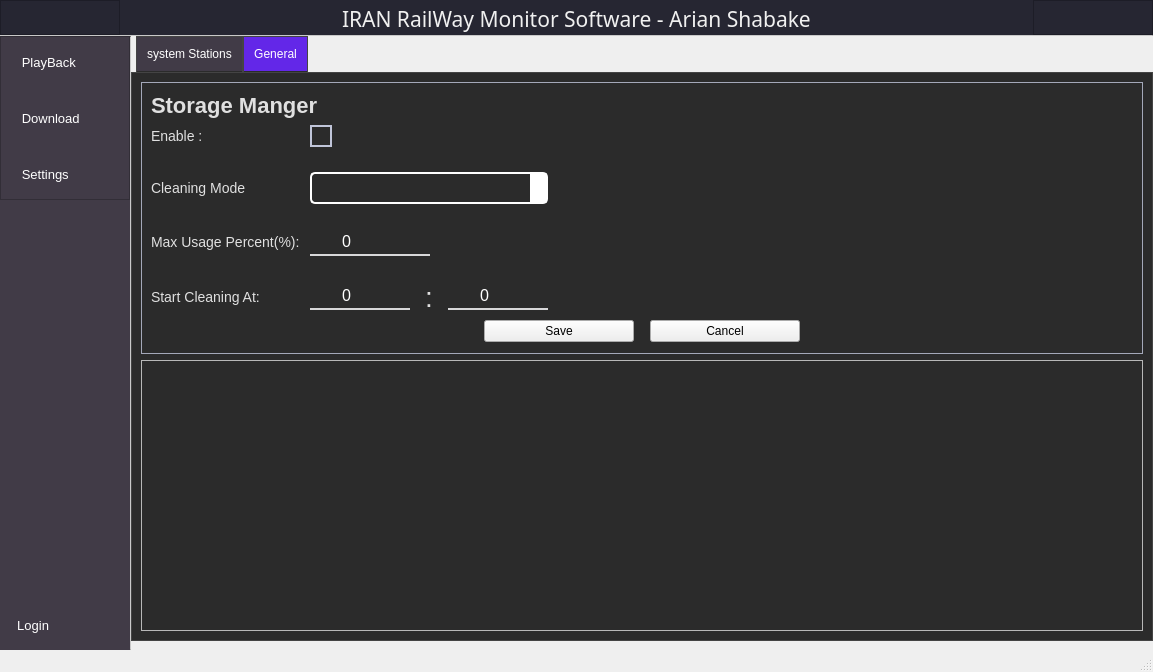
The window that UIFiles/main_UI.ui (amirhossein-mlkz/railProject_server) describes before a commit, drawn with Qt 5.
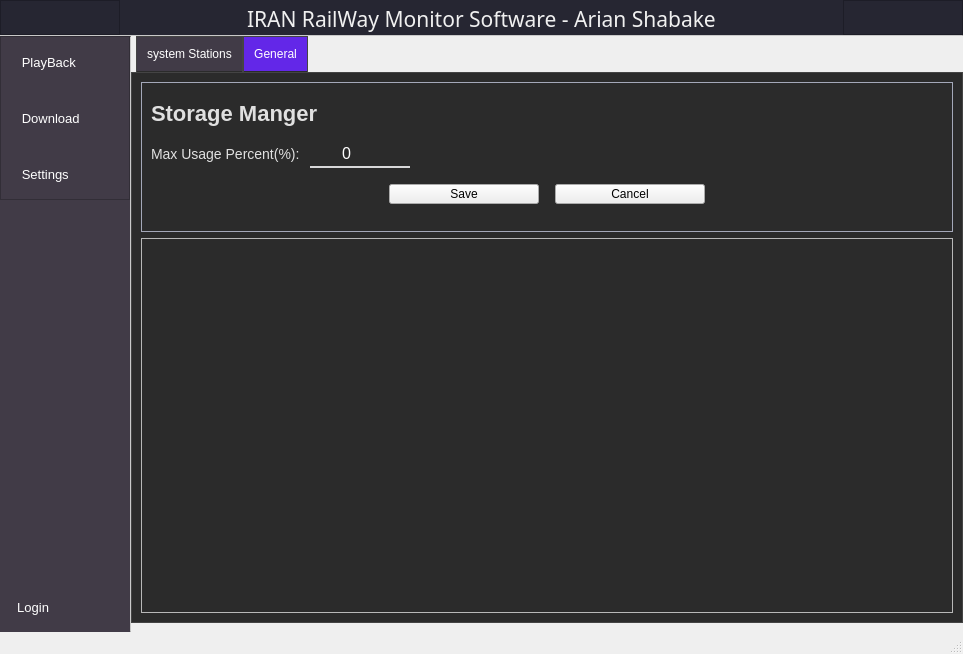
The same window after the commit. The open tabs and pages were chosen to show the change. Icons and pictures are not drawn. Custom widgets are drawn as their Qt base class.

Commit message: storageManager added - download work with id

```diff
--- a/UIFiles/main_UI.ui
+++ b/UIFiles/main_UI.ui
@@ -6,8 +6,8 @@
    <rect>
     <x>0</x>
     <y>0</y>
-    <width>1153</width>
-    <height>672</height>
+    <width>963</width>
+    <height>654</height>
    </rect>
   </property>
   <property name="windowTitle">
@@ -155,6 +155,7 @@
 	border-bottom: 2px solid #7892DF;
 }
 
+
 /****************************************************************************/
 /****************************************************************************/
 QComboBox {
@@ -162,7 +163,6 @@
     border: 2px solid white;
     border-radius: 5px;
     padding: 6px 10px;
-
 	color: white;
 }
 
@@ -170,15 +170,28 @@
     border: 1px solid #5e81ac;
 }
 
-QComboBox::drop-down {
+QComboBox::drop-down { /*دکمه فلش*/
     background-color: #fff;
 }
 
 QComboBox QAbstractItemView {
-    background-color: #404040;
-    color: white;
+        background-color: rgb(65, 59, 71);
+        color: #fff;
+        /*selection-background-color: #ff5722; /* رنگ آیتم انتخاب‌شده */
+    }
+QComboBox QAbstractItemView::item {
+        min-height: 25px; /* ارتفاع هر آیتم */
+        padding: 7px; /* فاصله داخلی آیتم‌ها */
+
+ }
+QComboBox QAbstractItemView::item:hover {
+        background-color: rgb(96, 99, 234);
+        color: #ffffff; 
 }
 
+
+
+
 QComboBox::down-arrow {
     image: url(:/icons/icons/icons8-drop-down-80.png);
 
@@ -341,7 +354,16 @@
     }
 
 /****************************************************************************/
-/****************************************************************************/</string>
+/****************************************************************************/
+
+#playback_bottom_frame{
+	
+background-color: rgb(30, 27, 33);
+}
+
+#playback_filter_frame{
+background-color:rgb(49, 44, 53);
+}</string>
    </property>
    <layout class="QVBoxLayout" name="verticalLayout">
     <property name="spacing">
@@ -2629,6 +2651,18 @@
                  <layout class="QVBoxLayout" name="verticalLayout_18">
                   <item>
                    <widget class="QFrame" name="storage_manager_setting_frame">
+                    <property name="minimumSize">
+                     <size>
+                      <width>0</width>
+                      <height>150</height>
+                     </size>
+                    </property>
+                    <property name="maximumSize">
+                     <size>
+                      <width>16777215</width>
+                      <height>150</height>
+                     </size>
+                    </property>
                     <property name="styleSheet">
                      <string notr="true">#storage_manager_setting_frame{
 border: 1px solid rgb(164, 168, 185);
@@ -2663,23 +2697,7 @@
                      </item>
                      <item>
                       <layout class="QGridLayout" name="gridLayout_5">
-                       <property name="verticalSpacing">
-                        <number>25</number>
-                       </property>
-                       <item row="1" column="0">
-                        <widget class="QLabel" name="label_38">
-                         <property name="sizePolicy">
-                          <sizepolicy hsizetype="Preferred" vsizetype="Maximum">
-                           <horstretch>0</horstretch>
-                           <verstretch>0</verstretch>
-                          </sizepolicy>
-                         </property>
-                         <property name="text">
-                          <string>Cleaning Mode</string>
-                         </property>
-                        </widget>
-                       </item>
-                       <item row="2" column="0">
+                       <item row="0" column="0">
                         <widget class="QLabel" name="label_37">
                          <property name="sizePolicy">
                           <sizepolicy hsizetype="Preferred" vsizetype="Maximum">
@@ -2692,8 +2710,8 @@
                          </property>
                         </widget>
                        </item>
-                       <item row="1" column="1">
-                        <widget class="QComboBox" name="storage_clean_mode"/>
+                       <item row="0" column="1">
+                        <widget class="QSpinBox" name="storage_clean_max_usage"/>
                        </item>
                        <item row="0" column="2">
                         <spacer name="horizontalSpacer_3">
@@ -2708,93 +2726,25 @@
                          </property>
                         </spacer>
                        </item>
-                       <item row="3" column="1">
-                        <layout class="QHBoxLayout" name="horizontalLayout_3">
-                         <property name="spacing">
-                          <number>15</number>
-                         </property>
-                         <item>
-                          <widget class="timeSpinBox" name="storage_clean_alarm_h">
-                           <property name="maximum">
-                            <number>23</number>
-                           </property>
-                          </widget>
-                         </item>
-                         <item>
-                          <widget class="QLabel" name="label_36">
-                           <property name="sizePolicy">
-                            <sizepolicy hsizetype="Preferred" vsizetype="Maximum">
-                             <horstretch>0</horstretch>
-                             <verstretch>0</verstretch>
-                            </sizepolicy>
-                           </property>
-                           <property name="styleSheet">
-                            <string notr="true">font-size: 28px;
-</string>
-                           </property>
-                           <property name="text">
-                            <string>:</string>
-                           </property>
-                          </widget>
-                         </item>
-                         <item>
-                          <widget class="timeSpinBox" name="storage_clean_alarm_m">
-                           <property name="maximum">
-                            <number>59</number>
-                           </property>
-                          </widget>
-                         </item>
-                        </layout>
-                       </item>
-                       <item row="3" column="0">
-                        <widget class="QLabel" name="label_31">
-                         <property name="sizePolicy">
-                          <sizepolicy hsizetype="Preferred" vsizetype="Maximum">
-                           <horstretch>0</horstretch>
-                           <verstretch>0</verstretch>
-                          </sizepolicy>
-                         </property>
-                         <property name="text">
-                          <string>Start Cleaning At:</string>
-                         </property>
-                        </widget>
-                       </item>
-                       <item row="0" column="1">
-                        <widget class="QCheckBox" name="auto_clean_checkbox">
-                         <property name="text">
-                          <string/>
-                         </property>
-                        </widget>
-                       </item>
-                       <item row="0" column="0">
-                        <widget class="QLabel" name="label_28">
-                         <property name="text">
-                          <string>Enable : </string>
-                         </property>
-                        </widget>
-                       </item>
-                       <item row="2" column="1">
-                        <widget class="QSpinBox" name="storage_clean_max_usage">
+                      </layout>
+                     </item>
+                     <item>
+                      <widget class="QFrame" name="horizontalFrame_2">
+                       <property name="minimumSize">
+                        <size>
+                         <width>0</width>
+                         <height>30</height>
+                        </size>
+                       </property>
                          <property name="maximumSize">
                           <size>
-                           <width>120</width>
-                           <height>16777215</height>
-                          </size>
-                         </property>
-                         <property name="styleSheet">
-                          <string notr="true"/>
-                         </property>
-                         <property name="maximum">
-                          <number>95</number>
-                         </property>
-                        </widget>
-                       </item>
-                      </layout>
-                     </item>
-                     <item>
+                         <width>16777215</width>
+                         <height>30</height>
+                        </size>
+                       </property>
                       <layout class="QHBoxLayout" name="horizontalLayout_13">
                        <property name="topMargin">
-                        <number>0</number>
+                         <number>1</number>
                        </property>
                        <item>
                         <spacer name="horizontalSpacer_12">
@@ -2895,6 +2845,7 @@
                         </spacer>
                        </item>
                       </layout>
+                      </widget>
                      </item>
                     </layout>
                    </widget>
```
Left out of the diff: 47 changed lines with no effect on the pictures. Lines whose indentation alone changed are shown as unchanged. The commit also changes 31 other files.
